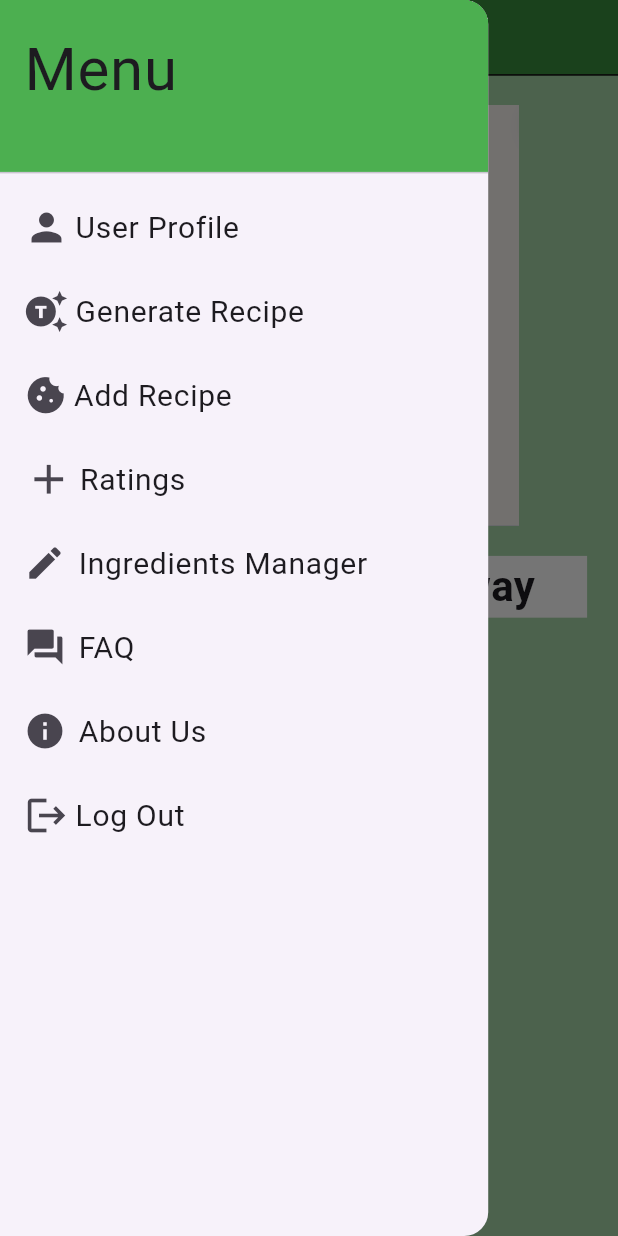
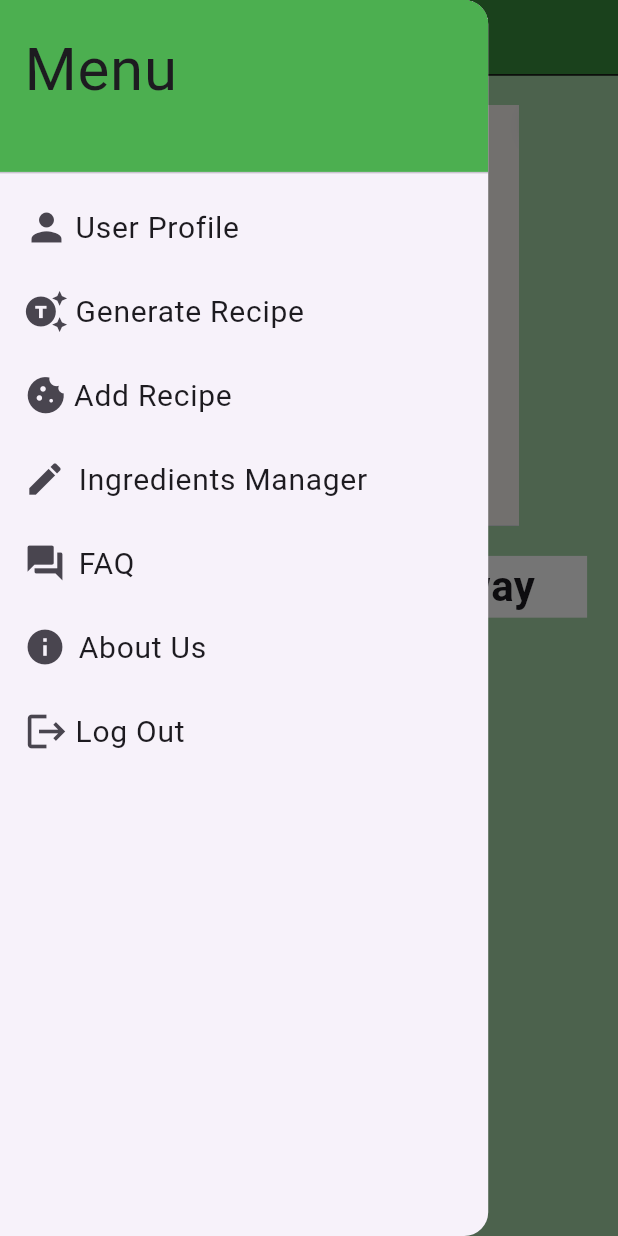
Before and after one commit to RhysRoo/SDrecipe, a Flutter app: the screen it shows once a user with an empty profile is signed in, with the side drawer open, on a phone screen of 412 x 824 dp. Run offline on Flutter 3.47's test engine with Material 3 defaults, Android fonts, the phone set to English and light mode, and no system bars; our stand-ins replace cloud_firestore, firebase_auth, firebase_core, google_sign_in, sign_in_with_apple; accounts and stored records are empty.

Commit message:
Committing changes to hazaloid2 branch

```diff
--- a/recipe_app/lib/pages/about_us_page/about_page.dart
+++ b/recipe_app/lib/pages/about_us_page/about_page.dart
@@ -107,7 +107,7 @@ class AboutUsPage extends StatelessWidget {
                 SizedBox(height: MediaQuery.of(context).size.height * 0.009),
                 Container(
                   // Ui Panel
-                  height: MediaQuery.of(context).size.height * 2.55,
+                  height: MediaQuery.of(context).size.height * 3.2,//page len
                   width: MediaQuery.of(context).size.width * 0.95,
                   decoration: BoxDecoration(
                     borderRadius: BorderRadius.circular(20),
@@ -121,7 +121,7 @@ class AboutUsPage extends StatelessWidget {
                       'Our aim is to significantly reduce the amount of food waste being produced. This is beneficial to both the environment and saving money.\n\n'
                       'Less wasted food means fewer resources used in production. Further environmental benefits include reducing Greenhouse Gas Emissions, Rotting food in landfills produces methane, a potent greenhouse gas. Cutting waste helps mitigate climate change. Wasting less food means more money in our pockets.\n\n'
                       'The WasteAway application allows you to enter ingredients that you need to use before their “use by date” expires. Simply enter the ingredients you have into the App and you will be guided to exciting recipes that use what you have available. No more chucking out that “half a pineapple” or “pack of cream cheese”. This is the App that every household needs.',
-                      style: TextStyle(fontSize: 14),
+                      style: TextStyle(fontSize: 20),
                     ),
                     const SizedBox(height: 16),
                     Column(
--- a/recipe_app/lib/pages/home_page/home_page.dart
+++ b/recipe_app/lib/pages/home_page/home_page.dart
@@ -155,23 +155,8 @@ class _AuthScreenState extends State<AuthScreen> {
                           builder: (context) => const AddRecipe()));
                 },
               ),
-              ListTile(
-                title: Row(
-                  children: [
-                    Icon(Icons.add, size: 33),
-                    SizedBox(
-                      width: MediaQuery.of(context).size.width * 0.01,
-                    ),
-                    const Text('Ratings', style: TextStyle(fontSize: 20)),
-                  ],
-                ),
-                onTap: () {
-                  Navigator.push(
-                      context,
-                      MaterialPageRoute(
-                          builder: (context) => const RatingPage()));
-                },
-              ),
+
+
               ListTile(
                 title: Row(
                   children: [
```
